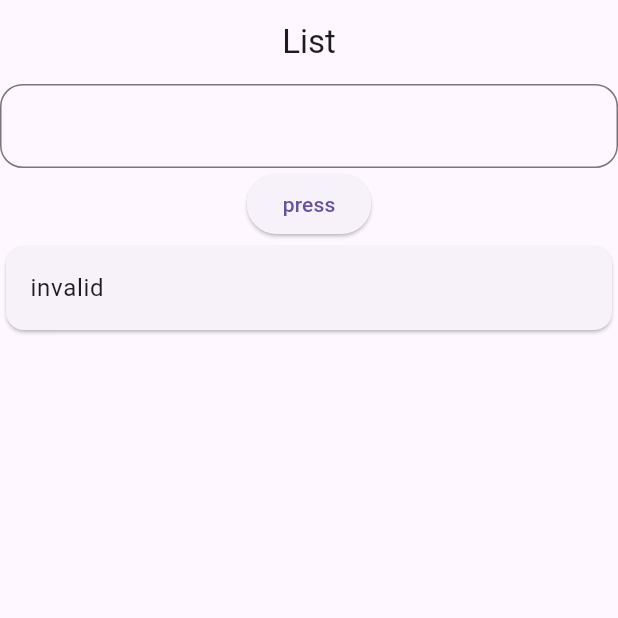
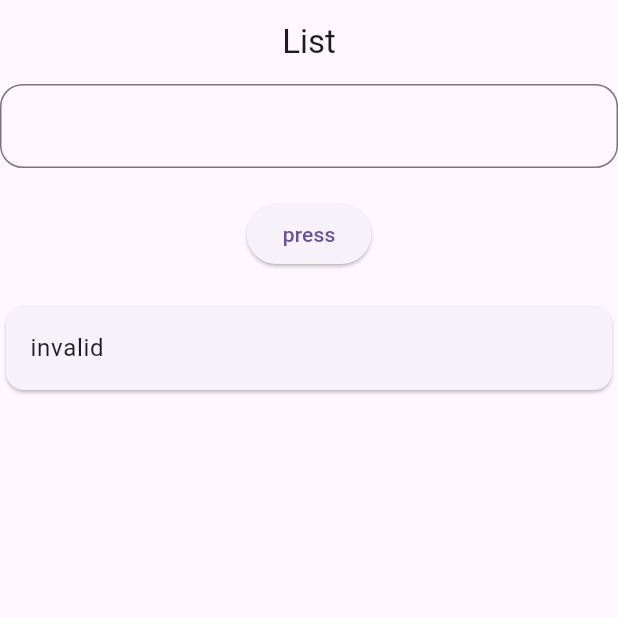
Before and after one commit to Ameer-Anas99/ListView_provider1, a Flutter app: the screen it shows after launch, after a tap on "press", on a phone screen of 412 x 824 dp, the top half of it. Run offline on Flutter 3.47's test engine with Material 3 defaults, Android fonts, the phone set to English and light mode, and no system bars.

Commit message:
adding sizedbox

```diff
--- a/lib/home.dart
+++ b/lib/home.dart
@@ -24,11 +24,17 @@ class MyHome extends StatelessWidget {
                       borderRadius: BorderRadius.circular(15)),
                 ),
               ),
+              const SizedBox(
+                height: 20,
+              ),
               ElevatedButton(
                   onPressed: () {
                     pro.adddatas();
                   },
-                  child: Text("press")),
+                  child: const Text("press")),
+              const SizedBox(
+                height: 20,
+              ),
               Expanded(
                 child: ListView.builder(
                   itemCount: pro.data.length,
--- a/lib/main.dart
+++ b/lib/main.dart
@@ -15,7 +15,7 @@ class MyApp extends StatelessWidget {
   Widget build(BuildContext context) {
     return ChangeNotifierProvider(
       create: (context) => ListProvider(),
-      child: MaterialApp(
+      child: const MaterialApp(
         debugShowCheckedModeBanner: false,
         home: MyHome(),
       ),
```
